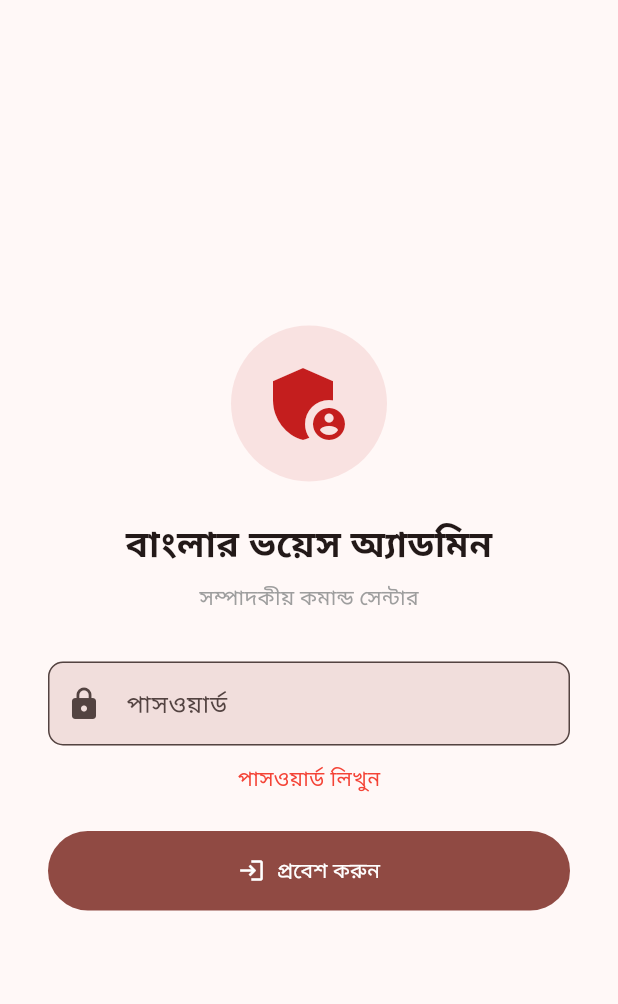
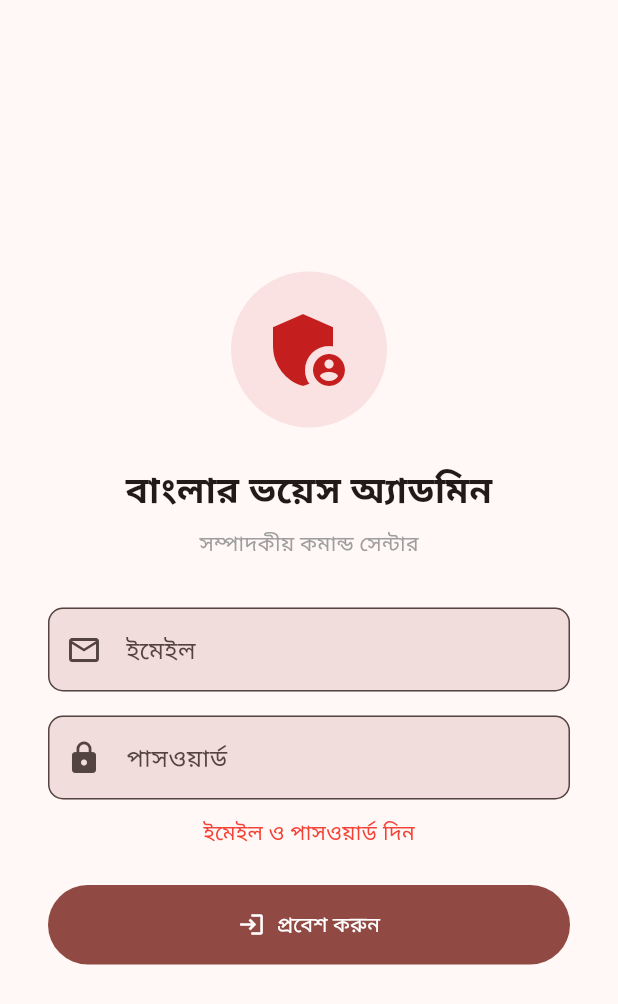
Before and after one commit to MATI-AI-HUB/BANGLARVOICE24NEWS, a Flutter app: the screen it shows after launch, after a tap on "প্রবেশ করুন", on a phone screen of 412 x 824 dp. Shown: the top 1004 px of the screen. Run offline on Flutter 3.47's test engine with Material 3 defaults, Android fonts, the phone set to English and light mode, and no system bars; our stand-ins replace just_audio, permission_handler, shared_preferences, supabase_flutter, video_player; missing offline and left inert: agora_rtc_engine; accounts and stored records are empty.

Commit message:
feat(admin_app): real Supabase auth for mobile editorial app
- Real email/password login via Supabase Auth (was hardcoded password)
- JWT stored in SharedPreferences, sent as Bearer token
- Role verification (admin/chief_editor/desk_editor only)
- AdminApi sends Authorization: Bearer <jwt> on all requests
- Login screen: email + password form instead of password-only
- Resolves mobile app 401 on /api/admin/* endpoints

```diff
--- a/mobile_monorepo/apps/admin_app/lib/src/config.dart
+++ b/mobile_monorepo/apps/admin_app/lib/src/config.dart
@@ -7,6 +7,16 @@ class AdminConfig {
   static const String defaultBase = 'https://banglarvoice24news.com';
   static const String _defined = String.fromEnvironment('API_BASE');
   static String currentBase = _defined.isNotEmpty ? _defined : defaultBase;
+
+  // ─── Supabase (real auth for mobile) ───
+  static const String supabaseUrl = String.fromEnvironment(
+    'SUPABASE_URL',
+    defaultValue: 'https://iqdpuedsykjicquvnmii.supabase.co',
+  );
+  static const String supabaseAnonKey = String.fromEnvironment(
+    'SUPABASE_ANON_KEY',
+    defaultValue: 'eyJhbGciOiJIUzI1NiIsInR5cCI6IkpXVCJ9.eyJpc3MiOiJzdXBhYmFzZSIsInJlZiI6ImlxZHB1ZWRzeWtqaWNxdXZubWlpIiwicm9sZSI6ImFub24iLCJpYXQiOjE3ODkzMDkzNzMsImV4cCI6MjEwNDg4NTM3M30.HAu0axyxFgX8ADclCHoT50F_XwKX8F9GrFvTjJ5P7t8',
+  );
 
   // ─── Admin endpoints ───
   static const String statsPath = '/api/admin/stats';
@@ -19,12 +29,11 @@ class AdminConfig {
 
   static Uri uri(String path) => Uri.parse('$currentBase$path');
 
-  // ─── Admin password (simple auth) ───
-  /// ⚠️ Production-এ এটা পরিবর্তন করুন।
-  static const String adminPassword = 'bv-admin-2026';
+  // ─── Session storage keys ───
   static const String sessionKey = 'bv_admin_session';
+  static const String emailKey = 'bv_admin_email';
+  static const String tokenKey = 'bv_admin_token';
 
-  // ─── Helpers ───
   static String trimBase(String b) =>
       b.endsWith('/') ? b.substring(0, b.length - 1) : b;
 
--- a/mobile_monorepo/apps/admin_app/lib/src/screens/login_screen.dart
+++ b/mobile_monorepo/apps/admin_app/lib/src/screens/login_screen.dart
@@ -1,5 +1,4 @@
 import 'package:flutter/material.dart';
-
 import '../services/admin_session.dart';
 import 'main_shell.dart';
 
@@ -11,13 +10,14 @@ class LoginScreen extends StatefulWidget {
 }
 
 class _LoginScreenState extends State<LoginScreen> {
+  final _email = TextEditingController();
   final _password = TextEditingController();
   bool _loading = false;
   String? _error;
 
   Future<void> _login() async {
-    if (_password.text.isEmpty) {
-      setState(() => _error = 'পাসওয়ার্ড লিখুন');
+    if (_email.text.trim().isEmpty || _password.text.isEmpty) {
+      setState(() => _error = 'ইমেইল ও পাসওয়ার্ড দিন');
       return;
     }
     setState(() {
@@ -25,12 +25,13 @@ class _LoginScreenState extends State<LoginScreen> {
       _error = null;
     });
 
-    final ok = await AdminSession.login(_password.text);
+    final ok = await AdminSession.login(_email.text.trim(), _password.text);
+
     if (!mounted) return;
     setState(() => _loading = false);
 
     if (!ok) {
-      setState(() => _error = 'ভুল পাসওয়ার্ড');
+      setState(() => _error = 'ভুল ইমেইল/পাসওয়ার্ড বা অনুমতি নেই');
       return;
     }
 
@@ -41,6 +42,7 @@ class _LoginScreenState extends State<LoginScreen> {
 
   @override
   void dispose() {
+    _email.dispose();
     _password.dispose();
     super.dispose();
   }
@@ -80,6 +82,16 @@ class _LoginScreenState extends State<LoginScreen> {
                 ),
                 const SizedBox(height: 32),
                 TextField(
+                  controller: _email,
+                  keyboardType: TextInputType.emailAddress,
+                  textInputAction: TextInputAction.next,
+                  decoration: const InputDecoration(
+                    labelText: 'ইমেইল',
+                    prefixIcon: Icon(Icons.email_outlined),
+                  ),
+                ),
+                const SizedBox(height: 16),
+                TextField(
                   controller: _password,
                   obscureText: true,
                   onSubmitted: (_) => _login(),
```
Also changed, not shown: mobile_monorepo/apps/admin_app/lib/src/services/admin_api.dart (+16 -5 lines), mobile_monorepo/apps/admin_app/lib/src/services/admin_session.dart (+69 -6 lines).
